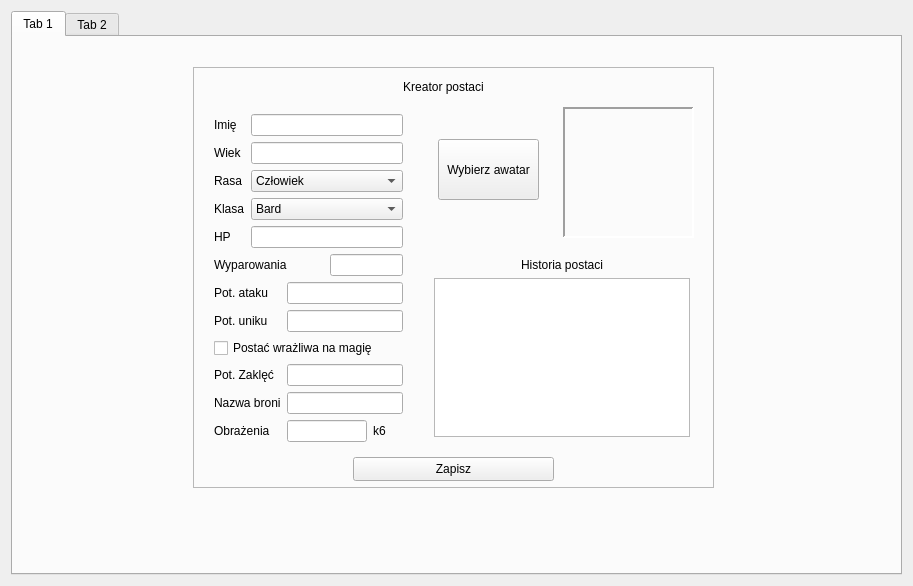
Before: the Qt Designer form GM_Util_Tool/GM_Util_Tool/GM_Util_Tool.ui in neliodass/TheWitcherRPG_GM_Tool, drawn with Qt 5.
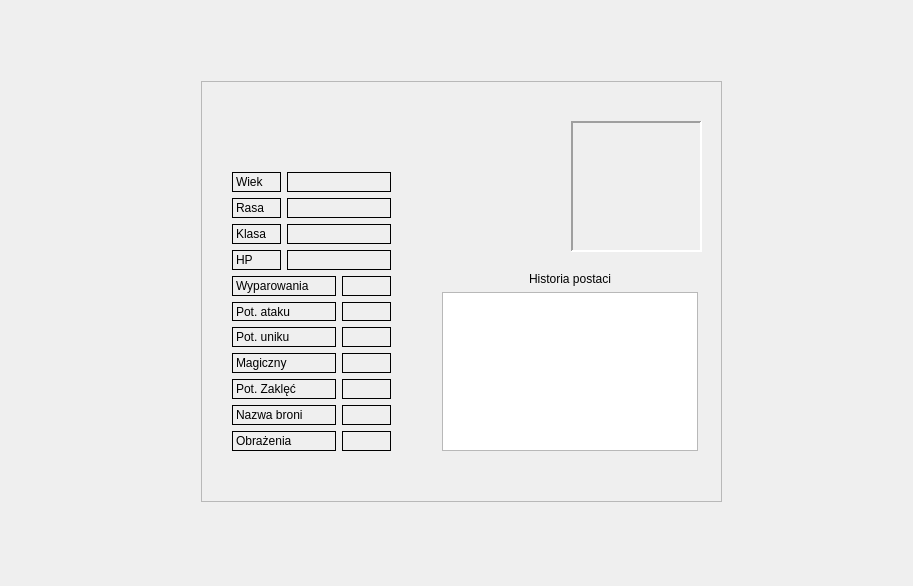
After: the same form once the commit is applied. The open tabs and pages were chosen to show the change.

Commit message: Prepared the fundaments for dynamic widget creation, made minor ui design changes

```diff
--- a/GM_Util_Tool/GM_Util_Tool/GM_Util_Tool.ui
+++ b/GM_Util_Tool/GM_Util_Tool/GM_Util_Tool.ui
@@ -19,22 +19,19 @@
   <widget class="QWidget" name="centralWidget">
    <layout class="QGridLayout" name="gridLayout_3">
     <item row="0" column="0">
-     <widget class="QTabWidget" name="tabWidget">
+     <widget class="QStackedWidget" name="page">
       <property name="tabletTracking">
        <bool>false</bool>
       </property>
       <property name="currentIndex">
        <number>0</number>
       </property>
-      <widget class="QWidget" name="tab">
-       <attribute name="title">
-        <string>Tab 1</string>
-       </attribute>
+      <widget class="QWidget" name="pageCharacterCreator">
        <widget class="QFrame" name="frameCharacterCreator">
         <property name="geometry">
          <rect>
-          <x>180</x>
-          <y>30</y>
+          <x>190</x>
+          <y>50</y>
           <width>521</width>
           <height>421</height>
          </rect>
@@ -153,19 +150,71 @@
            <height>354</height>
           </rect>
          </property>
-         <layout class="QGridLayout" name="gridLayout">
-          <item row="6" column="0" colspan="2">
-           <widget class="QLabel" name="labelAttack">
-            <property name="text">
-             <string>Pot. ataku</string>
-            </property>
+         <layout class="QGridLayout" name="layoutStats">
+          <item row="5" column="2" colspan="3">
+           <widget class="QLineEdit" name="inputArmor"/>
+          </item>
+          <item row="3" column="1" colspan="4">
+           <widget class="QComboBox" name="inputProfession">
+            <item>
+             <property name="text">
+              <string>Bard</string>
+             </property>
+            </item>
+            <item>
+             <property name="text">
+              <string>Czarodziej</string>
+             </property>
+            </item>
+            <item>
+             <property name="text">
+              <string>Druid</string>
+             </property>
+            </item>
+            <item>
+             <property name="text">
+              <string>Kapłan</string>
+             </property>
+            </item>
+            <item>
+             <property name="text">
+              <string>Kupiec</string>
+             </property>
+            </item>
+            <item>
+             <property name="text">
+              <string>Medyk</string>
+             </property>
+            </item>
+            <item>
+             <property name="text">
+              <string>Przestępca</string>
+             </property>
+            </item>
+            <item>
+             <property name="text">
+              <string>Rzemieślnik</string>
+             </property>
+            </item>
+            <item>
+             <property name="text">
+              <string>Szlachcic</string>
+             </property>
+            </item>
+            <item>
+             <property name="text">
+              <string>Wiedźmin</string>
+             </property>
+            </item>
+            <item>
+             <property name="text">
+              <string>Zbrojny</string>
+             </property>
+            </item>
            </widget>
           </item>
-          <item row="4" column="1" colspan="4">
-           <widget class="QLineEdit" name="inputHP"/>
-          </item>
-          <item row="11" column="0" colspan="2">
-           <widget class="QLabel" name="labelWeaponDamage">
+          <item row="3" column="0">
+           <widget class="QLabel" name="labelProfession">
             <property name="text">
              <string>Obrażenia</string>
             </property>
@@ -174,8 +223,8 @@
           <item row="10" column="2" colspan="3">
            <widget class="QLineEdit" name="inputWeaponName"/>
           </item>
-          <item row="7" column="0" colspan="2">
-           <widget class="QLabel" name="labelEvasion">
+          <item row="1" column="0">
+           <widget class="QLabel" name="labelAge">
             <property name="text">
              <string>Pot. uniku</string>
             </property>
@@ -184,6 +233,75 @@
           <item row="11" column="2" colspan="2">
            <widget class="QLineEdit" name="inputWeaponDamage"/>
           </item>
+          <item row="1" column="1" colspan="4">
+           <widget class="QLineEdit" name="inputAge"/>
+          </item>
+          <item row="10" column="0" colspan="2">
+           <widget class="QLabel" name="labelWeaponName">
+            <property name="text">
+             <string>Nazwa broni</string>
+            </property>
+           </widget>
+          </item>
+          <item row="8" column="0" colspan="5">
+           <widget class="QCheckBox" name="checkBoxIsMagical">
+            <property name="text">
+             <string>Postać wrażliwa na magię</string>
+            </property>
+           </widget>
+          </item>
+          <item row="2" column="0">
+           <widget class="QLabel" name="labelRace">
+            <property name="text">
+             <string>Rasa</string>
+            </property>
+           </widget>
+          </item>
+          <item row="11" column="4">
+           <widget class="QLabel" name="labelK6">
+            <property name="text">
+             <string>k6</string>
+            </property>
+           </widget>
+          </item>
+          <item row="6" column="2" colspan="3">
+           <widget class="QLineEdit" name="inputAttack"/>
+          </item>
+          <item row="7" column="0" colspan="2">
+           <widget class="QLabel" name="labelEvasion">
+            <property name="text">
+             <string>Pot. uniku</string>
+            </property>
+           </widget>
+          </item>
+          <item row="4" column="0">
+           <widget class="QLabel" name="labelHP">
+            <property name="text">
+             <string>HP</string>
+            </property>
+           </widget>
+          </item>
+          <item row="9" column="2" colspan="3">
+           <widget class="QLineEdit" name="inputSorcery">
+            <property name="enabled">
+             <bool>true</bool>
+            </property>
+           </widget>
+          </item>
+          <item row="9" column="0" colspan="2">
+           <widget class="QLabel" name="labelSorcery">
+            <property name="text">
+             <string>Pot. Zaklęć</string>
+            </property>
+           </widget>
+          </item>
+          <item row="0" column="0">
+           <widget class="QLabel" name="labelName">
+            <property name="text">
+             <string>Imię</string>
+            </property>
+           </widget>
+          </item>
           <item row="2" column="1" colspan="4">
            <widget class="QComboBox" name="inputRace">
             <item>
@@ -223,71 +341,13 @@
             </item>
            </widget>
           </item>
-          <item row="4" column="0">
-           <widget class="QLabel" name="labelHP">
-            <property name="text">
-             <string>HP</string>
-            </property>
-           </widget>
-          </item>
-          <item row="7" column="2" colspan="3">
-           <widget class="QLineEdit" name="inputEvasion"/>
-          </item>
-          <item row="0" column="0">
-           <widget class="QLabel" name="labelName">
-            <property name="text">
-             <string>Imię</string>
-            </property>
-           </widget>
-          </item>
-          <item row="5" column="0" colspan="3">
+          <item row="5" column="0" colspan="2">
            <widget class="QLabel" name="labelArmor">
             <property name="text">
              <string>Wyparowania</string>
             </property>
            </widget>
           </item>
-          <item row="8" column="0" colspan="5">
-           <widget class="QCheckBox" name="checkBoxIsMagical">
-            <property name="text">
-             <string>Postać wrażliwa na magię</string>
-            </property>
-           </widget>
-          </item>
-          <item row="9" column="0" colspan="2">
-           <widget class="QLabel" name="labelSorcery">
-            <property name="text">
-             <string>Pot. Zaklęć</string>
-            </property>
-           </widget>
-          </item>
-          <item row="6" column="2" colspan="3">
-           <widget class="QLineEdit" name="inputAttack"/>
-          </item>
-          <item row="2" column="0">
-           <widget class="QLabel" name="labelRace">
-            <property name="text">
-             <string>Rasa</string>
-            </property>
-           </widget>
-          </item>
-          <item row="1" column="1" colspan="4">
-           <widget class="QLineEdit" name="inputAge"/>
-          </item>
-          <item row="9" column="2" colspan="3">
-           <widget class="QLineEdit" name="inputSorcery">
-            <property name="enabled">
-             <bool>true</bool>
-            </property>
-           </widget>
-          </item>
-          <item row="10" column="0" colspan="2">
-           <widget class="QLabel" name="labelWeaponName">
-            <property name="text">
-             <string>Nazwa broni</string>
-            </property>
-           </widget>
-          </item>
           <item row="0" column="1" colspan="4">
            <widget class="QLineEdit" name="inputName">
             <property name="minimumSize">
@@ -301,86 +361,23 @@
             </property>
            </widget>
           </item>
-          <item row="3" column="1" colspan="4">
-           <widget class="QComboBox" name="inputProfession">
-            <item>
-             <property name="text">
-              <string>Bard</string>
-             </property>
-            </item>
-            <item>
-             <property name="text">
-              <string>Czarodziej</string>
-             </property>
-            </item>
-            <item>
-             <property name="text">
-              <string>Druid</string>
-             </property>
-            </item>
-            <item>
-             <property name="text">
-              <string>Kapłan</string>
-             </property>
-            </item>
-            <item>
-             <property name="text">
-              <string>Kupiec</string>
-             </property>
-            </item>
-            <item>
-             <property name="text">
-              <string>Medyk</string>
-             </property>
-            </item>
-            <item>
-             <property name="text">
-              <string>Przestępca</string>
-             </property>
-            </item>
-            <item>
-             <property name="text">
-              <string>Rzemieślnik</string>
-             </property>
-            </item>
-            <item>
-             <property name="text">
-              <string>Szlachcic</string>
-             </property>
-            </item>
-            <item>
-             <property name="text">
-              <string>Wiedźmin</string>
-             </property>
-            </item>
-            <item>
-             <property name="text">
-              <string>Zbrojny</string>
-             </property>
-            </item>
-           </widget>
+          <item row="7" column="2" colspan="3">
+           <widget class="QLineEdit" name="inputEvasion"/>
           </item>
-          <item row="11" column="4">
-           <widget class="QLabel" name="labelK6">
+          <item row="6" column="0" colspan="2">
+           <widget class="QLabel" name="labelAttack">
             <property name="text">
              <string>k6</string>
             </property>
            </widget>
           </item>
-          <item row="5" column="3" colspan="2">
-           <widget class="QLineEdit" name="inputArmor"/>
+          <item row="4" column="1" colspan="4">
+           <widget class="QLineEdit" name="inputHP"/>
           </item>
-          <item row="3" column="0">
-           <widget class="QLabel" name="labelProfession">
+          <item row="11" column="0" colspan="2">
+           <widget class="QLabel" name="labelWeaponDamage">
             <property name="text">
-             <string>Klasa</string>
-            </property>
-           </widget>
-          </item>
-          <item row="1" column="0">
-           <widget class="QLabel" name="labelAge">
-            <property name="text">
-             <string>Wiek</string>
+             <string>Obrażenia</string>
             </property>
            </widget>
           </item>
@@ -394,10 +391,341 @@
         <zorder>layoutWidget_2</zorder>
        </widget>
       </widget>
-      <widget class="QWidget" name="tab_2">
-       <attribute name="title">
-        <string>Tab 2</string>
-       </attribute>
+      <widget class="QWidget" name="stackedWidgetPage2">
+       <widget class="QFrame" name="frameCharacterCreator_2">
+        <property name="geometry">
+         <rect>
+          <x>190</x>
+          <y>70</y>
+          <width>521</width>
+          <height>421</height>
+         </rect>
+        </property>
+        <property name="frameShape">
+         <enum>QFrame::StyledPanel</enum>
+        </property>
+        <property name="frameShadow">
+         <enum>QFrame::Sunken</enum>
+        </property>
+        <property name="lineWidth">
+         <number>1</number>
+        </property>
+        <property name="midLineWidth">
+         <number>0</number>
+        </property>
+        <widget class="QLabel" name="labelCreatorName_2">
+         <property name="geometry">
+          <rect>
+           <x>190</x>
+           <y>10</y>
+           <width>121</width>
+           <height>20</height>
+          </rect>
+         </property>
+         <property name="text">
+          <string>&lt;html&gt;&lt;head/&gt;&lt;body&gt;&lt;p align=&quot;center&quot;&gt;&lt;br/&gt;&lt;/p&gt;&lt;/body&gt;&lt;/html&gt;</string>
+         </property>
+        </widget>
+        <widget class="QFrame" name="frameAvatar_2">
+         <property name="geometry">
+          <rect>
+           <x>370</x>
+           <y>40</y>
+           <width>131</width>
+           <height>131</height>
+          </rect>
+         </property>
+         <property name="frameShape">
+          <enum>QFrame::Panel</enum>
+         </property>
+         <property name="frameShadow">
+          <enum>QFrame::Sunken</enum>
+         </property>
+         <property name="lineWidth">
+          <number>2</number>
+         </property>
+         <widget class="QLabel" name="avatar_2">
+          <property name="geometry">
+           <rect>
+            <x>5</x>
+            <y>5</y>
+            <width>121</width>
+            <height>121</height>
+           </rect>
+          </property>
+          <property name="text">
+           <string/>
+          </property>
+         </widget>
+        </widget>
+        <widget class="QWidget" name="layoutWidget_3">
+         <property name="geometry">
+          <rect>
+           <x>230</x>
+           <y>180</y>
+           <width>278</width>
+           <height>201</height>
+          </rect>
+         </property>
+         <layout class="QGridLayout" name="layoutBackstory_2">
+          <item row="0" column="0">
+           <widget class="QLabel" name="labelBackstory_2">
+            <property name="text">
+             <string>&lt;html&gt;&lt;head/&gt;&lt;body&gt;&lt;p align=&quot;center&quot;&gt;Historia postaci&lt;/p&gt;&lt;/body&gt;&lt;/html&gt;</string>
+            </property>
+           </widget>
+          </item>
+          <item row="1" column="0">
+           <widget class="QTextBrowser" name="displayBackstory"/>
+          </item>
+         </layout>
+        </widget>
+        <widget class="QLabel" name="label_2">
+         <property name="geometry">
+          <rect>
+           <x>120</x>
+           <y>60</y>
+           <width>21</width>
+           <height>16</height>
+          </rect>
+         </property>
+         <property name="text">
+          <string/>
+         </property>
+        </widget>
+        <widget class="QWidget" name="">
+         <property name="geometry">
+          <rect>
+           <x>20</x>
+           <y>80</y>
+           <width>181</width>
+           <height>301</height>
+          </rect>
+         </property>
+         <layout class="QGridLayout" name="gridLayout">
+          <item row="0" column="0" colspan="2">
+           <widget class="QLabel" name="labelAge_2">
+            <property name="frameShape">
+             <enum>QFrame::Panel</enum>
+            </property>
+            <property name="text">
+             <string>Wiek</string>
+            </property>
+           </widget>
+          </item>
+          <item row="1" column="0" colspan="2">
+           <widget class="QLabel" name="labelRace_2">
+            <property name="frameShape">
+             <enum>QFrame::Panel</enum>
+            </property>
+            <property name="text">
+             <string>Rasa</string>
+            </property>
+           </widget>
+          </item>
+          <item row="1" column="2" colspan="4">
+           <widget class="QLabel" name="displayRace">
+            <property name="frameShape">
+             <enum>QFrame::Panel</enum>
+            </property>
+            <property name="text">
+             <string/>
+            </property>
+           </widget>
+          </item>
+          <item row="2" column="0" colspan="2">
+           <widget class="QLabel" name="labelProfession_2">
+            <property name="frameShape">
+             <enum>QFrame::Panel</enum>
+            </property>
+            <property name="text">
+             <string>Klasa</string>
+            </property>
+           </widget>
+          </item>
+          <item row="2" column="2" colspan="4">
+           <widget class="QLabel" name="displayClass">
+            <property name="frameShape">
+             <enum>QFrame::Panel</enum>
+            </property>
+            <property name="text">
+             <string/>
+            </property>
+           </widget>
+          </item>
+          <item row="0" column="2" colspan="4">
+           <widget class="QLabel" name="displayAge">
+            <property name="frameShape">
+             <enum>QFrame::Panel</enum>
+            </property>
+            <property name="text">
+             <string/>
+            </property>
+           </widget>
+          </item>
+          <item row="3" column="0" colspan="2">
+           <widget class="QLabel" name="labelHP_2">
+            <property name="frameShape">
+             <enum>QFrame::Panel</enum>
+            </property>
+            <property name="text">
+             <string>HP</string>
+            </property>
+           </widget>
+          </item>
+          <item row="3" column="2" colspan="4">
+           <widget class="QLabel" name="displayHP">
+            <property name="frameShape">
+             <enum>QFrame::Panel</enum>
+            </property>
+            <property name="text">
+             <string/>
+            </property>
+           </widget>
+          </item>
+          <item row="4" column="0" colspan="4">
+           <widget class="QLabel" name="labelArmor_2">
+            <property name="frameShape">
+             <enum>QFrame::Panel</enum>
+            </property>
+            <property name="text">
+             <string>Wyparowania</string>
+            </property>
+           </widget>
+          </item>
+          <item row="4" column="4" colspan="2">
+           <widget class="QLabel" name="displayArmor">
+            <property name="frameShape">
+             <enum>QFrame::Panel</enum>
+            </property>
+            <property name="text">
+             <string/>
+            </property>
+           </widget>
+          </item>
+          <item row="5" column="0" colspan="4">
+           <widget class="QLabel" name="labelAttack_2">
+            <property name="frameShape">
+             <enum>QFrame::Panel</enum>
+            </property>
+            <property name="text">
+             <string>Pot. ataku</string>
+            </property>
+           </widget>
+          </item>
+          <item row="5" column="4" colspan="2">
+           <widget class="QLabel" name="displayAttack">
+            <property name="frameShape">
+             <enum>QFrame::Panel</enum>
+            </property>
+            <property name="text">
+             <string/>
+            </property>
+           </widget>
+          </item>
+          <item row="6" column="4" colspan="2">
+           <widget class="QLabel" name="displayEvasion">
+            <property name="frameShape">
+             <enum>QFrame::Panel</enum>
+            </property>
+            <property name="text">
+             <string/>
+            </property>
+           </widget>
+          </item>
+          <item row="6" column="0" colspan="4">
+           <widget class="QLabel" name="labelEvasion_2">
+            <property name="frameShape">
+             <enum>QFrame::Panel</enum>
+            </property>
+            <property name="text">
+             <string>Pot. uniku</string>
+            </property>
+           </widget>
+          </item>
+          <item row="7" column="0" colspan="4">
+           <widget class="QLabel" name="labelMagical">
+            <property name="frameShape">
+             <enum>QFrame::Panel</enum>
+            </property>
+            <property name="text">
+             <string>Magiczny</string>
+            </property>
+           </widget>
+          </item>
+          <item row="7" column="4" colspan="2">
+           <widget class="QLabel" name="displayMagical">
+            <property name="frameShape">
+             <enum>QFrame::Panel</enum>
+            </property>
+            <property name="text">
+             <string/>
+            </property>
+           </widget>
+          </item>
+          <item row="8" column="0" colspan="4">
+           <widget class="QLabel" name="labelSorcery_2">
+            <property name="frameShape">
+             <enum>QFrame::Panel</enum>
+            </property>
+            <property name="text">
+             <string>Pot. Zaklęć</string>
+            </property>
+           </widget>
+          </item>
+          <item row="8" column="4" colspan="2">
+           <widget class="QLabel" name="displaySorcery">
+            <property name="frameShape">
+             <enum>QFrame::Panel</enum>
+            </property>
+            <property name="text">
+             <string/>
+            </property>
+           </widget>
+          </item>
+          <item row="9" column="0" colspan="4">
+           <widget class="QLabel" name="labelWeaponName_2">
+            <property name="frameShape">
+             <enum>QFrame::Panel</enum>
+            </property>
+            <property name="text">
+             <string>Nazwa broni</string>
+            </property>
+           </widget>
+          </item>
+          <item row="9" column="4" colspan="2">
+           <widget class="QLabel" name="displayWeaponDamage">
+            <property name="frameShape">
+             <enum>QFrame::Panel</enum>
+            </property>
+            <property name="text">
+             <string/>
+            </property>
+           </widget>
+          </item>
+          <item row="10" column="4" colspan="2">
+           <widget class="QLabel" name="displayWeaponName">
+            <property name="frameShape">
+             <enum>QFrame::Panel</enum>
+            </property>
+            <property name="text">
+             <string/>
+            </property>
+           </widget>
+          </item>
+          <item row="10" column="0" colspan="4">
+           <widget class="QLabel" name="labelWeaponDamage_2">
+            <property name="frameShape">
+             <enum>QFrame::Panel</enum>
+            </property>
+            <property name="text">
+             <string>Obrażenia</string>
+            </property>
+           </widget>
+          </item>
+         </layout>
+        </widget>
+       </widget>
       </widget>
      </widget>
     </item>
```
Left out of the diff: 56 changed lines with no effect on the pictures. The commit also changes 4 other files.
